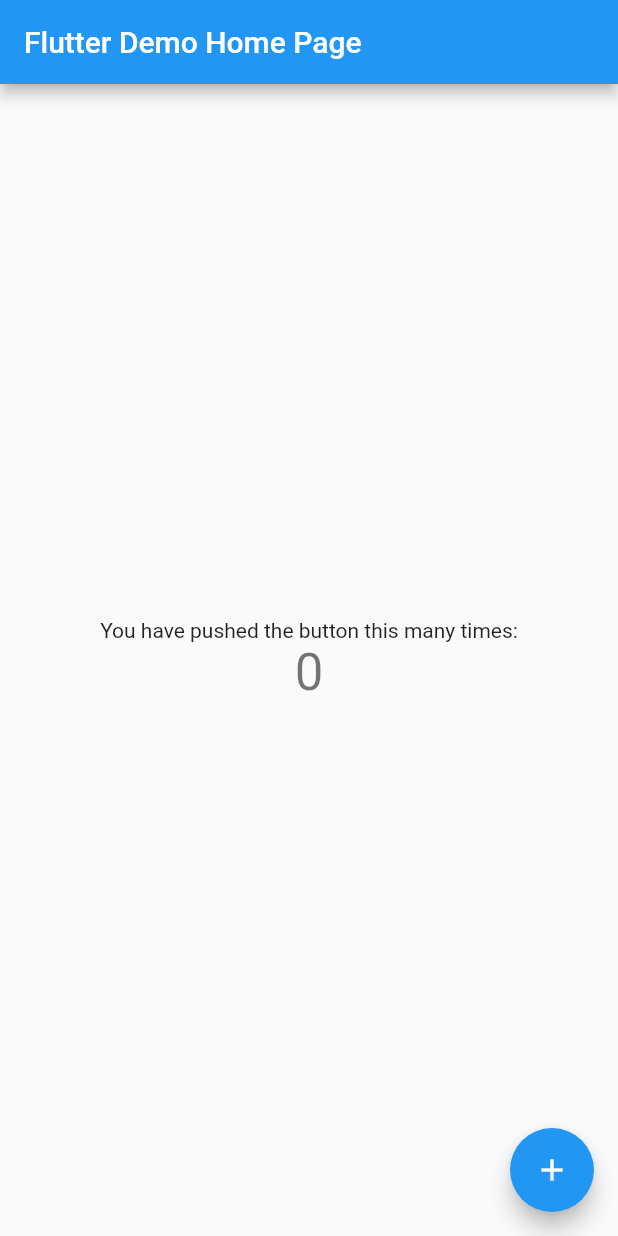
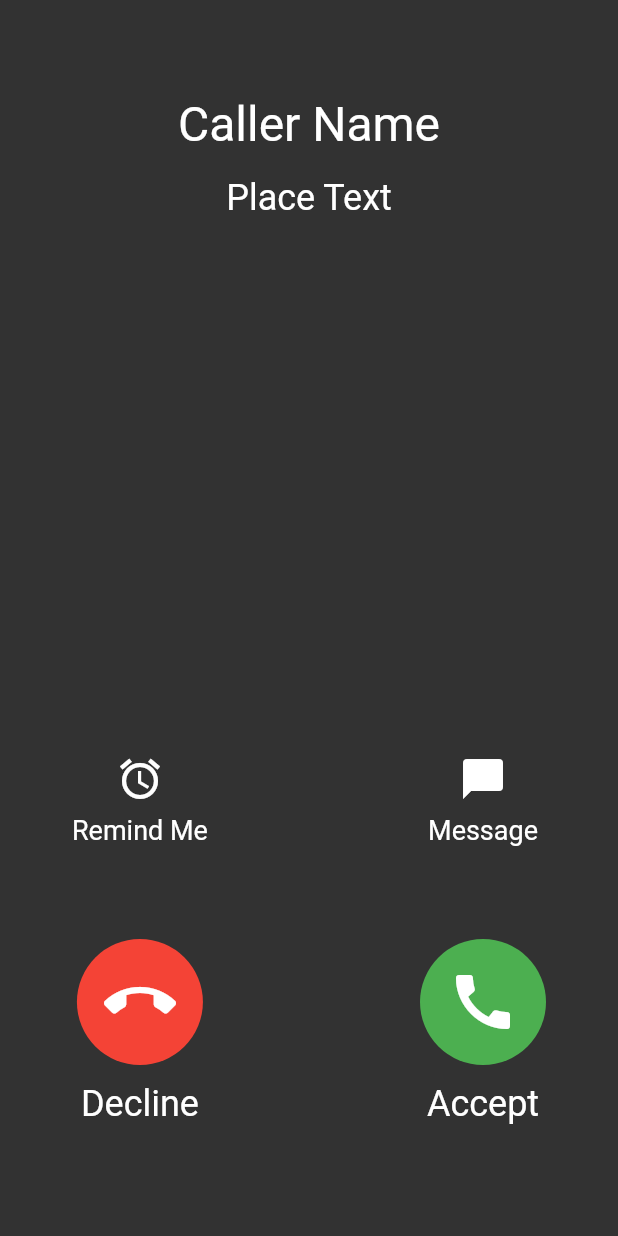
Before and after one commit to JIEEEN/SMART-ME, a Flutter app: the screen it shows after launch, on a phone screen of 412 x 824 dp. Run offline on Flutter 3.47's test engine with Material 2 defaults, Android fonts, the light colour scheme and no system bars.

Commit message:
[ADD] ios receive call unlock layout

```diff
--- /dev/null
+++ b/lib/call/get_call_screen.dart
@@ -0,0 +1,179 @@
+import 'dart:ui';
+
+import 'package:flutter/material.dart';
+import 'package:smart_me/constants.dart';
+
+class GetCallScreen extends StatelessWidget {
+  const GetCallScreen({super.key});
+
+  @override
+  Widget build(BuildContext context) {
+    final double statusBarHeight = MediaQuery.of(context).padding.top;
+
+    return BackdropFilter(
+      filter: ImageFilter.blur(sigmaX: 10, sigmaY: 10),
+      child: Container(
+        color: Colors.black.withOpacity(0.8),
+        child: Column(
+          children: [
+            SizedBox(
+              height: statusBarHeight,
+            ),
+            Padding(
+              padding: const EdgeInsets.only(top: 48),
+              child: Column(
+                children: const [
+                  Padding(
+                    padding: EdgeInsets.symmetric(vertical: 16.0),
+                    child: Text(
+                      "Caller Name",
+                      style: TextStyle(
+                        fontSize: 32,
+                        color: Colors.white
+                      ),
+                    ),
+                  ),
+                  Text(
+                    "Place Text",
+                    style: TextStyle(
+                      fontSize: 24,
+                      color: Colors.white
+                    ),
+                  ),
+                ],
+              ),
+            ),
+            Expanded(
+              flex: 1,
+              child: Container(),
+            ),
+            Column(
+              children: [
+                Padding(
+                  padding: const EdgeInsets.symmetric(vertical: 8.0),
+                  child: Padding(
+                    padding: const EdgeInsets.symmetric(horizontal: 48.0),
+                    child: Row(
+                      mainAxisAlignment: MainAxisAlignment.spaceBetween,
+                      children: [
+                        Column(
+                          mainAxisAlignment: MainAxisAlignment.center,
+                          children: [
+                            IconButton(
+                              onPressed: () {
+
+                              },
+                              icon: const Icon(
+                                Icons.alarm,
+                                color: Colors.white,
+                              ),
+                              iconSize: 32,
+                            ),
+                            const Text(
+                              remindMe,
+                              style: TextStyle(
+                                fontSize: 18,
+                                color: Colors.white
+                              ),
+                            ),
+                            Padding(
+                              padding: const EdgeInsets.only(top: 62.0),
+                              child: Container(
+                                height: 84,
+                                width: 84,
+                                decoration: const BoxDecoration(
+                                  color: Colors.red,
+                                  shape: BoxShape.circle
+                                ),
+                                child: IconButton(
+                                  iconSize: 48,
+                                  onPressed: () {
+
+                                  },
+                                  icon: const Icon(
+                                    Icons.call_end,
+                                    color: Colors.white,
+                                  ),
+                                ),
+                              ),
+                            ),
+                            const Padding(
+                              padding: EdgeInsets.symmetric(vertical: 12.0),
+                              child: Text(
+                                decline,
+                                style: TextStyle(
+                                  fontSize: 24,
+                                  color: Colors.white
+                                ),
+                              ),
+                            )
+                          ],
+                        ),
+                        Column(
+                          children: [
+                            IconButton(
+                              onPressed: () {
+
+                              },
+                              icon: const Icon(
+                                Icons.chat_bubble,
+                                color: Colors.white,
+                              ),
+                              iconSize: 32,
+                            ),
+                            const Text(
+                              message,
+                              style: TextStyle(
+                                fontSize: 18,
+                                color: Colors.white
+                              ),
+                            ),
+                            Padding(
+                              padding: const EdgeInsets.only(top: 62.0),
+                              child: Container(
+                                height: 84,
+                                width: 84,
+                                decoration: const BoxDecoration(
+                                  color: Colors.green,
+                                  shape: BoxShape.circle
+                                ),
+                                child: IconButton(
+                                  iconSize: 48,
+                                  onPressed: () {
+
+                                  },
+                                  icon: const Icon(
+                                    Icons.call,
+                                    color: Colors.white,
+                                  ),
+                                ),
+                              ),
+                            ),
+                            const Padding(
+                              padding: EdgeInsets.symmetric(vertical: 12.0),
+                              child: Text(
+                                accept,
+                                style: TextStyle(
+                                  fontSize: 24,
+                                  color: Colors.white
+                                ),
+                              ),
+                            )
+                          ],
+                        )
+                      ],
+                    ),
+                  ),
+                ),
+              ],
+            ),
+            const SizedBox(
+              height: 54
+            )
+          ],
+        ),
+      ),
+    );
+  }
+
+}
--- /dev/null
+++ b/lib/constants.dart
@@ -0,0 +1,4 @@
+const String remindMe = "Remind Me";
+const String message = "Message";
+const String decline = "Decline";
+const String accept = "Accept";
--- a/lib/main.dart
+++ b/lib/main.dart
@@ -1,4 +1,6 @@
 import 'package:flutter/material.dart';
+
+import 'call/get_call_screen.dart';
 
 void main() {
   runApp(const MyApp());
@@ -48,18 +50,6 @@
 }
 
 class _MyHomePageState extends State<MyHomePage> {
-  int _counter = 0;
-
-  void _incrementCounter() {
-    setState(() {
-      // This call to setState tells the Flutter framework that something has
-      // changed in this State, which causes it to rerun the build method below
-      // so that the display can reflect the updated values. If we changed
-      // _counter without calling setState(), then the build method would not be
-      // called again, and so nothing would appear to happen.
-      _counter++;
-    });
-  }
 
   @override
   Widget build(BuildContext context) {
@@ -69,47 +59,12 @@
     // The Flutter framework has been optimized to make rerunning build methods
     // fast, so that you can just rebuild anything that needs updating rather
     // than having to individually change instances of widgets.
-    return Scaffold(
-      appBar: AppBar(
-        // Here we take the value from the MyHomePage object that was created by
-        // the App.build method, and use it to set our appbar title.
-        title: Text(widget.title),
-      ),
+    return const Scaffold(
       body: Center(
         // Center is a layout widget. It takes a single child and positions it
         // in the middle of the parent.
-        child: Column(
-          // Column is also a layout widget. It takes a list of children and
-          // arranges them vertically. By default, it sizes itself to fit its
-          // children horizontally, and tries to be as tall as its parent.
-          //
-          // Invoke "debug painting" (press "p" in the console, choose the
-          // "Toggle Debug Paint" action from the Flutter Inspector in Android
-          // Studio, or the "Toggle Debug Paint" command in Visual Studio Code)
-          // to see the wireframe for each widget.
-          //
-          // Column has various properties to control how it sizes itself and
-          // how it positions its children. Here we use mainAxisAlignment to
-          // center the children vertically; the main axis here is the vertical
-          // axis because Columns are vertical (the cross axis would be
-          // horizontal).
-          mainAxisAlignment: MainAxisAlignment.center,
-          children: <Widget>[
-            const Text(
-              'You have pushed the button this many times:',
-            ),
-            Text(
-              '$_counter',
-              style: Theme.of(context).textTheme.headline4,
-            ),
-          ],
-        ),
-      ),
-      floatingActionButton: FloatingActionButton(
-        onPressed: _incrementCounter,
-        tooltip: 'Increment',
-        child: const Icon(Icons.add),
-      ), // This trailing comma makes auto-formatting nicer for build methods.
+        child: GetCallScreen(),// This trailing comma makes auto-formatting nicer for build methods.
+      )
     );
   }
 }
```
Also changed, not shown: pubspec.lock, 1 other file.
